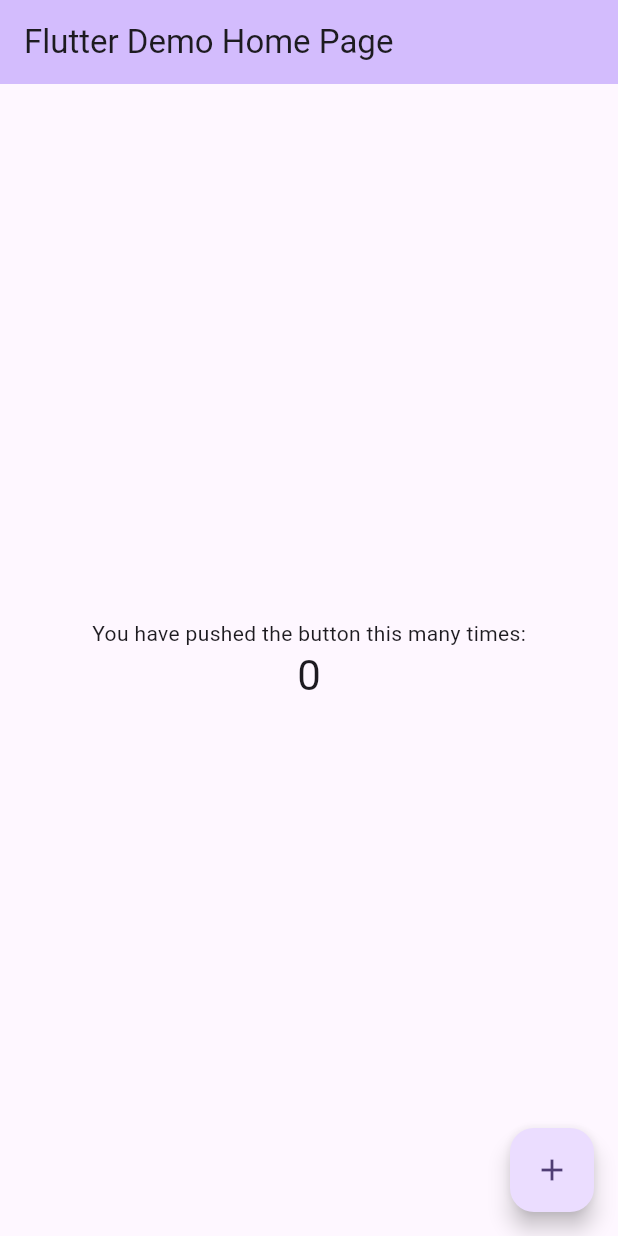
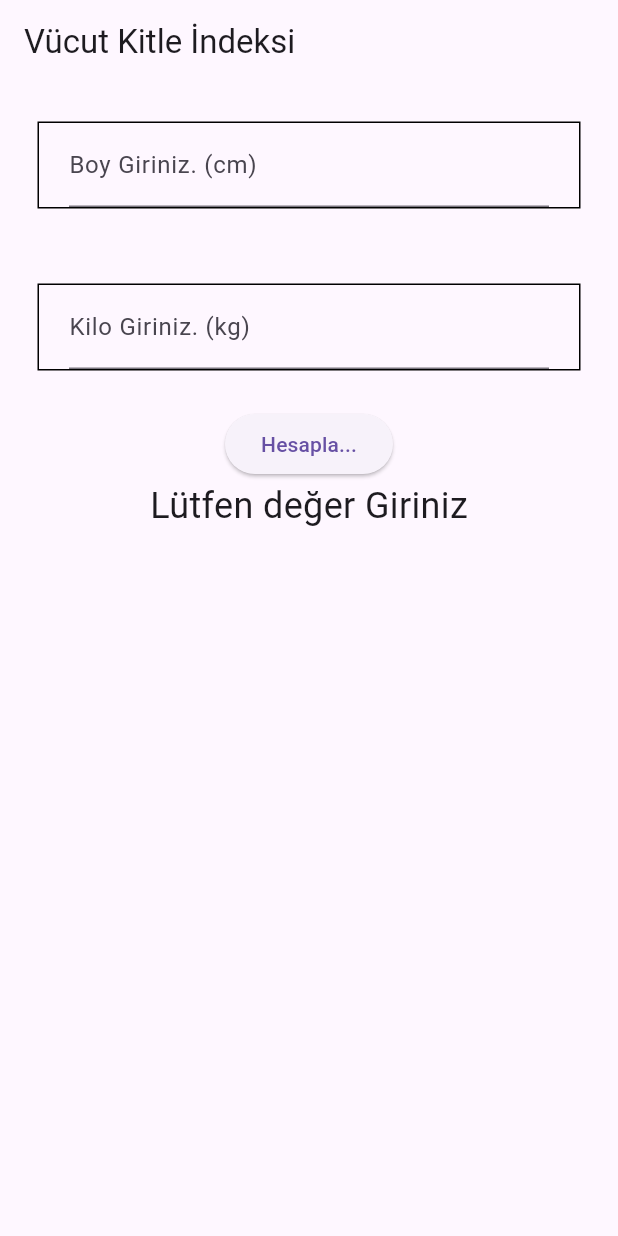
Before and after one commit to B-Clk/Flutter_43, a Flutter app: the screen it shows after launch, on a phone screen of 412 x 824 dp. Run offline on Flutter 3.47's test engine with Material 3 defaults, Android fonts, the phone set to English and light mode, and no system bars.

Commit message:
Update main.dart

```diff
--- a/flutter43/lib/main.dart
+++ b/flutter43/lib/main.dart
@@ -1,125 +1,122 @@
 import 'package:flutter/material.dart';
 
-void main() {
-  runApp(const MyApp());
+class VucutKitleIndeksi extends StatefulWidget {
+  @override
+  _VucutKitleIndeksiState createState() => _VucutKitleIndeksiState();
 }
 
-class MyApp extends StatelessWidget {
-  const MyApp({super.key});
+class _VucutKitleIndeksiState extends State<VucutKitleIndeksi> {
+  late double boy = 0.0, kilo = 0.0, vki = 0.0;
+  var _formKey = GlobalKey<FormState>();
+  String sonuc = '';
 
-  // This widget is the root of your application.
   @override
   Widget build(BuildContext context) {
-    return MaterialApp(
-      title: 'Flutter Demo',
-      theme: ThemeData(
-        // This is the theme of your application.
-        //
-        // TRY THIS: Try running your application with "flutter run". You'll see
-        // the application has a purple toolbar. Then, without quitting the app,
-        // try changing the seedColor in the colorScheme below to Colors.green
-        // and then invoke "hot reload" (save your changes or press the "hot
-        // reload" button in a Flutter-supported IDE, or press "r" if you used
-        // the command line to start the app).
-        //
-        // Notice that the counter didn't reset back to zero; the application
-        // state is not lost during the reload. To reset the state, use hot
-        // restart instead.
-        //
-        // This works for code too, not just values: Most code changes can be
-        // tested with just a hot reload.
-        colorScheme: ColorScheme.fromSeed(seedColor: Colors.deepPurple),
-        useMaterial3: true,
+    return Scaffold(
+      appBar: AppBar(
+        title: Text("Vücut Kitle İndeksi"),
       ),
-      home: const MyHomePage(title: 'Flutter Demo Home Page'),
+      body: Container(
+        child: Form(
+          key: _formKey,
+          child: Column(
+            children: [
+              Container(
+                decoration: BoxDecoration(border: Border.all()),
+                margin: EdgeInsets.all(25),
+                padding: EdgeInsets.symmetric(horizontal: 20),
+                child: TextFormField(
+                  keyboardType: TextInputType.number,
+                  validator: (value) => validateSayi(value!),
+                  onSaved: (value) => boy = double.parse(value!) / 100,
+                  decoration: InputDecoration(
+                    labelText: "Boy Giriniz. (cm)",
+                  ),
+                ),
+              ),
+              Container(
+                decoration: BoxDecoration(border: Border.all()),
+                margin: EdgeInsets.all(25),
+                padding: EdgeInsets.symmetric(horizontal: 20),
+                child: TextFormField(
+                  keyboardType: TextInputType.number,
+                  validator: (value) => validateSayi(value!),
+                  onSaved: (value) => kilo = double.parse(value!),
+                  decoration: InputDecoration(
+                    labelText: "Kilo Giriniz. (kg)",
+                  ),
+                ),
+              ),
+              ElevatedButton(
+                child: Text("Hesapla..."),
+                onPressed: () {
+                  if (_formKey.currentState!.validate()) {
+                    _formKey.currentState?.save();
+                    print("$boy $kilo");
+                    setState(() {
+                      vkiHesapla();
+                    });
+                  }
+                },
+              ),
+              vki != 0.0
+                  ? Text(
+                "Vücut Kitle İndeksi: $vki",
+                style: TextStyle(fontSize: 24),
+              )
+                  : Text(
+                "Lütfen değer Giriniz",
+                style: TextStyle(fontSize: 24),
+              ),
+              sonuc.isNotEmpty
+                  ? Text(
+                "$sonuc",
+                style: TextStyle(fontSize: 24),
+              )
+                  : Container(),
+            ],
+          ),
+        ),
+      ),
     );
+  }
+
+  void vkiHesapla() {
+    vki = kilo / (boy * boy);
+    vki = double.parse(vki.toStringAsFixed(2));
+    if (vki < 18.5) {
+      sonuc = "Zayıf. Yemek Ye !";
+    } else if (18.5 <= vki && vki < 25) {
+      sonuc = "Normal Kilolu";
+    } else if (25 <= vki && vki < 30) {
+      sonuc = "Fazla Kilolu";
+    } else if (30 <= vki && vki < 35) {
+      sonuc = "1. Derece Obezite";
+    } else if (35 <= vki && vki < 40) {
+      sonuc = "2. Derece Obezite";
+    } else if (40 <= vki && vki < 50) {
+      sonuc = "3. Derece Obezite";
+    } else if (50 <= vki && vki < 60) {
+      sonuc = "Süper Süper Obezite";
+    } else if (vki > 60) {
+      sonuc = "Süper Süper Obezite";
+    } else {
+      sonuc = "Hata!";
+    }
+  }
+
+  String? validateSayi(String value) {
+    if (value.isEmpty) return 'Geçersiz';
+    try {
+      double.parse(value);
+    } catch (e) {
+      return "Geçersiz";
+    }
   }
 }
 
-class MyHomePage extends StatefulWidget {
-  const MyHomePage({super.key, required this.title});
-
-  // This widget is the home page of your application. It is stateful, meaning
-  // that it has a State object (defined below) that contains fields that affect
-  // how it looks.
-
-  // This class is the configuration for the state. It holds the values (in this
-  // case the title) provided by the parent (in this case the App widget) and
-  // used by the build method of the State. Fields in a Widget subclass are
-  // always marked "final".
-
-  final String title;
-
-  @override
-  State<MyHomePage> createState() => _MyHomePageState();
+void main() {
+  runApp(MaterialApp(
+    home: VucutKitleIndeksi(),
+  ));
 }
-
-class _MyHomePageState extends State<MyHomePage> {
-  int _counter = 0;
-
-  void _incrementCounter() {
-    setState(() {
-      // This call to setState tells the Flutter framework that something has
-      // changed in this State, which causes it to rerun the build method below
-      // so that the display can reflect the updated values. If we changed
-      // _counter without calling setState(), then the build method would not be
-      // called again, and so nothing would appear to happen.
-      _counter++;
-    });
-  }
-
-  @override
-  Widget build(BuildContext context) {
-    // This method is rerun every time setState is called, for instance as done
-    // by the _incrementCounter method above.
-    //
-    // The Flutter framework has been optimized to make rerunning build methods
-    // fast, so that you can just rebuild anything that needs updating rather
-    // than having to individually change instances of widgets.
-    return Scaffold(
-      appBar: AppBar(
-        // TRY THIS: Try changing the color here to a specific color (to
-        // Colors.amber, perhaps?) and trigger a hot reload to see the AppBar
-        // change color while the other colors stay the same.
-        backgroundColor: Theme.of(context).colorScheme.inversePrimary,
-        // Here we take the value from the MyHomePage object that was created by
-        // the App.build method, and use it to set our appbar title.
-        title: Text(widget.title),
-      ),
-      body: Center(
-        // Center is a layout widget. It takes a single child and positions it
-        // in the middle of the parent.
-        child: Column(
-          // Column is also a layout widget. It takes a list of children and
-          // arranges them vertically. By default, it sizes itself to fit its
-          // children horizontally, and tries to be as tall as its parent.
-          //
-          // Column has various properties to control how it sizes itself and
-          // how it positions its children. Here we use mainAxisAlignment to
-          // center the children vertically; the main axis here is the vertical
-          // axis because Columns are vertical (the cross axis would be
-          // horizontal).
-          //
-          // TRY THIS: Invoke "debug painting" (choose the "Toggle Debug Paint"
-          // action in the IDE, or press "p" in the console), to see the
-          // wireframe for each widget.
-          mainAxisAlignment: MainAxisAlignment.center,
-          children: <Widget>[
-            const Text(
-              'You have pushed the button this many times:',
-            ),
-            Text(
-              '$_counter',
-              style: Theme.of(context).textTheme.headlineMedium,
-            ),
-          ],
-        ),
-      ),
-      floatingActionButton: FloatingActionButton(
-        onPressed: _incrementCounter,
-        tooltip: 'Increment',
-        child: const Icon(Icons.add),
-      ), // This trailing comma makes auto-formatting nicer for build methods.
-    );
-  }
-}
```
